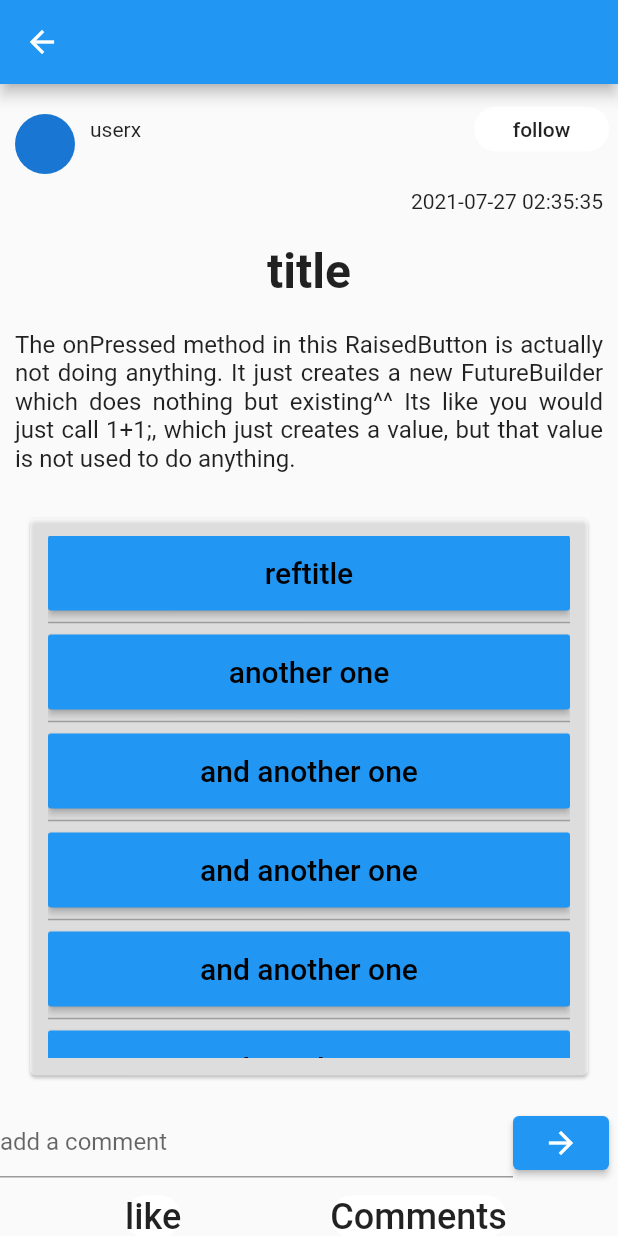
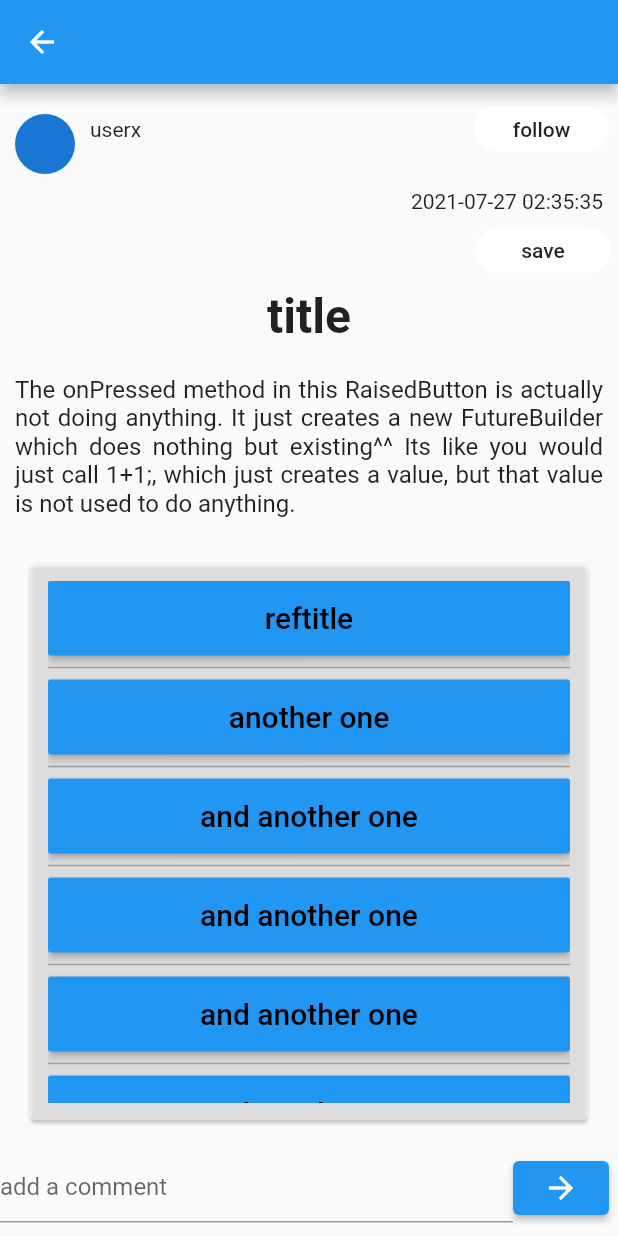
Before and after one commit to dzkdani/TugasAkhir_App, a Flutter app: the PostCard screen opened directly, on a phone screen of 412 x 824 dp. Run offline on Flutter 3.47's test engine with Material 2 defaults, Android fonts, the phone set to English and light mode, and no system bars; our stand-ins replace flutter_icons, shared_preferences; accounts and stored records are empty.

```diff
--- a/lib/screens/feeds/feeds_screen.dart
+++ b/lib/screens/feeds/feeds_screen.dart
@@ -16,7 +16,6 @@ class _FeedsScreenState extends State<FeedsScreen> {
       appBar: AppBar(
         title: Text('Feeds'),
         centerTitle: true,
-        backwardsCompatibility: false,
         leading: Container(),
       ),
       body: Padding(
--- a/lib/screens/posts/post_view.dart
+++ b/lib/screens/posts/post_view.dart
@@ -48,6 +48,11 @@ class _PostCardState extends State<PostCard> {
 
   //comment
   TextEditingController commentController = TextEditingController();
+
+  //saved
+  String saveText = 'save';
+  bool isSaved = false;
+  Color savedColors = Colors.white;
 
   @override
   Widget build(BuildContext context) {
@@ -110,6 +115,36 @@ class _PostCardState extends State<PostCard> {
               child: Container(
                 alignment: Alignment.topRight,
                 child: Text(dateCreated),
+              ),
+            ),
+            Padding(
+              padding: EdgeInsets.only(
+                  left: MediaQuery.of(context).size.width - 100),
+              child: Container(
+                height: 30,
+                width: 90,
+                decoration: BoxDecoration(
+                  color: savedColors,
+                  borderRadius: BorderRadius.all(
+                    Radius.circular(15),
+                  ),
+                ),
+                child: MaterialButton(
+                  onPressed: () => setState(() {
+                    if (isSaved == false) {
+                      saveText = 'saved';
+                      savedColors = Colors.blue;
+                      isSaved = true;
+                    } else {
+                      saveText = 'save';
+                      savedColors = Colors.white;
+                      isSaved = false;
+                    }
+                  }),
+                  child: Text(
+                    saveText,
+                  ),
+                ),
               ),
             ),
             Padding(
@@ -282,4 +317,6 @@ class _PostCardState extends State<PostCard> {
   void _sendComment(String comment) {}
 
   void _sendLike() {}
+
+  void _addToSavedTopic() {}
 }
--- a/lib/screens/profile/profile_screen.dart
+++ b/lib/screens/profile/profile_screen.dart
@@ -21,6 +21,10 @@ class _ProfileScreenState extends State<ProfileScreen> {
   Widget build(BuildContext context) {
     var _screenSize = MediaQuery.of(context).size;
     var _pageIndex;
+
+    int postCount = 3;
+    int savedCount = 7;
+
     return Scaffold(
       appBar: InstaAppBar(
         height: 80,
--- a/lib/screens/sign_up/sign_up.dart
+++ b/lib/screens/sign_up/sign_up.dart
@@ -158,13 +158,13 @@ class _SignUpState extends State<SignUp> {
       } else {
         ScaffoldMessenger.of(context).showSnackBar(const SnackBar(
           content: Text("Invalid"),
-          duration: Duration(seconds: 5),
+          duration: Duration(seconds: 3),
         ));
       }
     } catch (e) {
       ScaffoldMessenger.of(context).showSnackBar(const SnackBar(
           content: Text("Email/Username has been taken"),
-          duration: Duration(seconds: 5)));
+          duration: Duration(seconds: 3)));
     }
   }
 }
```
Also changed, not shown: lib/main.dart (+16 -1 lines), lib/screens/posts/post_create.dart (+8 -8 lines), lib/screens/sign_in/sign_in.dart (+7 -3 lines), lib/widget/profile_widget.dart (+14 -8 lines), lib/widget/topic_card.dart (+7 -3 lines), pubspec.lock.
